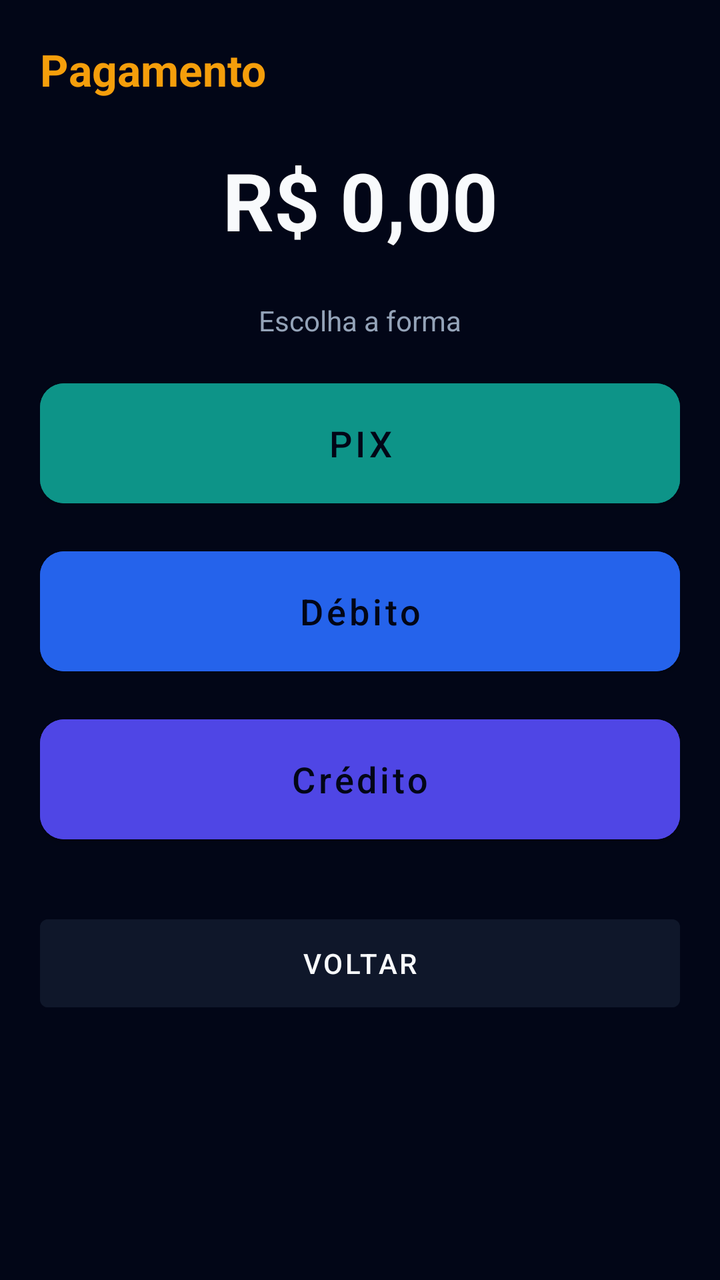
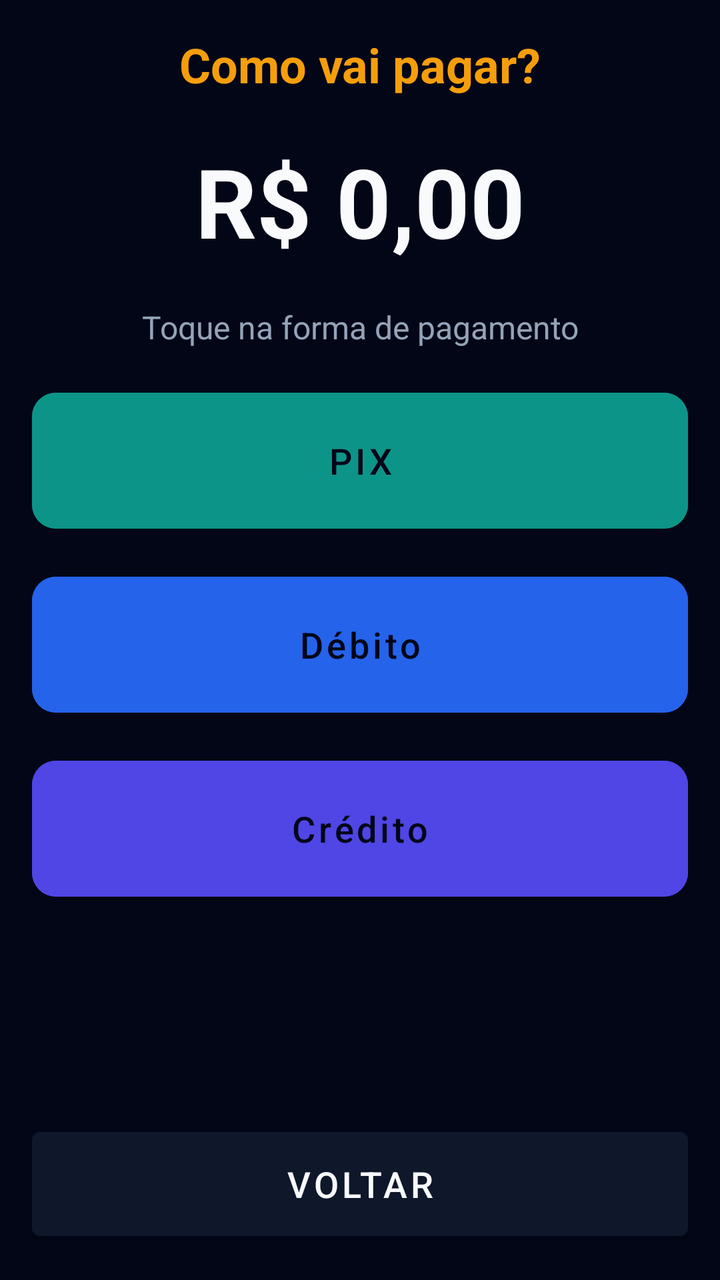

Two renders of the same Android screen: before a commit and after it. Below are the layout's source before the change and the commit's diff.
<!-- AndroidManifest.xml: application theme Theme.SistemaPDV -->
<!-- res/layout/activity_pay.xml -->
<?xml version="1.0" encoding="utf-8"?>
<LinearLayout xmlns:android="http://schemas.android.com/apk/res/android"
    android:layout_width="match_parent"
    android:layout_height="match_parent"
    android:orientation="vertical"
    android:background="@color/bg"
    android:padding="20dp">

    <TextView
        android:id="@+id/txtPayTitle"
        android:layout_width="match_parent"
        android:layout_height="wrap_content"
        android:text="Pagamento"
        android:textColor="@color/amber"
        android:textSize="22sp"
        android:textStyle="bold" />

    <TextView
        android:id="@+id/txtPayAmount"
        android:layout_width="match_parent"
        android:layout_height="wrap_content"
        android:text="R$ 0,00"
        android:textColor="@color/text"
        android:textSize="40sp"
        android:textStyle="bold"
        android:gravity="center"
        android:layout_marginVertical="24dp" />

    <TextView
        android:id="@+id/txtPayStatus"
        android:layout_width="match_parent"
        android:layout_height="wrap_content"
        android:text="Escolha a forma"
        android:textColor="@color/muted"
        android:gravity="center"
        android:layout_marginBottom="16dp" />

    <com.google.android.material.button.MaterialButton
        android:id="@+id/btnPix"
        style="@style/PosButton"
        android:layout_width="match_parent"
        android:layout_height="72dp"
        android:text="@string/btn_pay_pix"
        android:backgroundTint="@color/teal"
        android:layout_marginBottom="12dp" />

    <com.google.android.material.button.MaterialButton
        android:id="@+id/btnDebit"
        style="@style/PosButton"
        android:layout_width="match_parent"
        android:layout_height="72dp"
        android:text="@string/btn_pay_debit"
        android:backgroundTint="@color/blue"
        android:layout_marginBottom="12dp" />

    <com.google.android.material.button.MaterialButton
        android:id="@+id/btnCredit"
        style="@style/PosButton"
        android:layout_width="match_parent"
        android:layout_height="72dp"
        android:text="@string/btn_pay_credit"
        android:backgroundTint="@color/indigo"
        android:layout_marginBottom="12dp" />

    <ProgressBar
        android:id="@+id/progress"
        android:layout_width="wrap_content"
        android:layout_height="wrap_content"
        android:layout_gravity="center"
        android:visibility="gone" />

    <com.google.android.material.button.MaterialButton
        android:id="@+id/btnBack"
        android:layout_width="match_parent"
        android:layout_height="56dp"
        android:text="Voltar"
        android:backgroundTint="@color/surface"
        android:textColor="@color/text"
        android:layout_marginTop="16dp" />
</LinearLayout>
<!-- resources referenced by this layout -->
<resources>
  <color name="amber">#f59e0b</color>
  <color name="bg">#020617</color>
  <color name="blue">#2563eb</color>
  <color name="indigo">#4f46e5</color>
  <color name="muted">#94a3b8</color>
  <color name="surface">#0f172a</color>
  <color name="teal">#0d9488</color>
  <color name="text">#f8fafc</color>
  <string name="btn_pay_credit">Crédito</string>
  <string name="btn_pay_debit">Débito</string>
  <string name="btn_pay_pix">PIX</string>
  <style name="PosButton" parent="Widget.MaterialComponents.Button">
          <item name="android:layout_height">64dp</item>
          <item name="android:textAllCaps">false</item>
          <item name="android:textSize">18sp</item>
          <item name="cornerRadius">12dp</item>
      </style>
  <style name="Theme.SistemaPDV" parent="Theme.MaterialComponents.DayNight.NoActionBar">
          <item name="colorPrimary">@color/amber</item>
          <item name="colorPrimaryVariant">@color/amber</item>
          <item name="colorOnPrimary">@color/bg</item>
          <item name="android:statusBarColor">@color/bg</item>
          <item name="android:navigationBarColor">@color/bg</item>
          <item name="android:windowBackground">@color/bg</item>
          <item name="android:textColor">@color/text</item>
      </style>
</resources>

<!-- the commit's change to res/layout/activity_pay.xml (unified diff, before → after) -->
@@ -4,16 +4,17 @@
     android:layout_height="match_parent"
     android:orientation="vertical"
     android:background="@color/bg"
-    android:padding="20dp">
+    android:padding="16dp">
 
     <TextView
         android:id="@+id/txtPayTitle"
         android:layout_width="match_parent"
         android:layout_height="wrap_content"
-        android:text="Pagamento"
+        android:text="Como vai pagar?"
         android:textColor="@color/amber"
-        android:textSize="22sp"
-        android:textStyle="bold" />
+        android:textSize="24sp"
+        android:textStyle="bold"
+        android:gravity="center" />
 
     <TextView
         android:id="@+id/txtPayAmount"
@@ -21,17 +22,18 @@
         android:layout_height="wrap_content"
         android:text="R$ 0,00"
         android:textColor="@color/text"
-        android:textSize="40sp"
+        android:textSize="48sp"
         android:textStyle="bold"
         android:gravity="center"
-        android:layout_marginVertical="24dp" />
+        android:layout_marginVertical="20dp" />
 
     <TextView
         android:id="@+id/txtPayStatus"
         android:layout_width="match_parent"
         android:layout_height="wrap_content"
-        android:text="Escolha a forma"
+        android:text="Toque na forma de pagamento"
         android:textColor="@color/muted"
+        android:textSize="16sp"
         android:gravity="center"
         android:layout_marginBottom="16dp" />
 
@@ -39,7 +41,7 @@
         android:id="@+id/btnPix"
         style="@style/PosButton"
         android:layout_width="match_parent"
-        android:layout_height="72dp"
+        android:layout_height="80dp"
         android:text="@string/btn_pay_pix"
         android:backgroundTint="@color/teal"
         android:layout_marginBottom="12dp" />
@@ -48,7 +50,7 @@
         android:id="@+id/btnDebit"
         style="@style/PosButton"
         android:layout_width="match_parent"
-        android:layout_height="72dp"
+        android:layout_height="80dp"
         android:text="@string/btn_pay_debit"
         android:backgroundTint="@color/blue"
         android:layout_marginBottom="12dp" />
@@ -57,7 +59,7 @@
         android:id="@+id/btnCredit"
         style="@style/PosButton"
         android:layout_width="match_parent"
-        android:layout_height="72dp"
+        android:layout_height="80dp"
         android:text="@string/btn_pay_credit"
         android:backgroundTint="@color/indigo"
         android:layout_marginBottom="12dp" />
@@ -69,12 +71,17 @@
         android:layout_gravity="center"
         android:visibility="gone" />
 
+    <View
+        android:layout_width="match_parent"
+        android:layout_height="0dp"
+        android:layout_weight="1" />
+
     <com.google.android.material.button.MaterialButton
         android:id="@+id/btnBack"
         android:layout_width="match_parent"
-        android:layout_height="56dp"
+        android:layout_height="64dp"
         android:text="Voltar"
         android:backgroundTint="@color/surface"
         android:textColor="@color/text"
-        android:layout_marginTop="16dp" />
+        android:textSize="18sp" />
 </LinearLayout>
